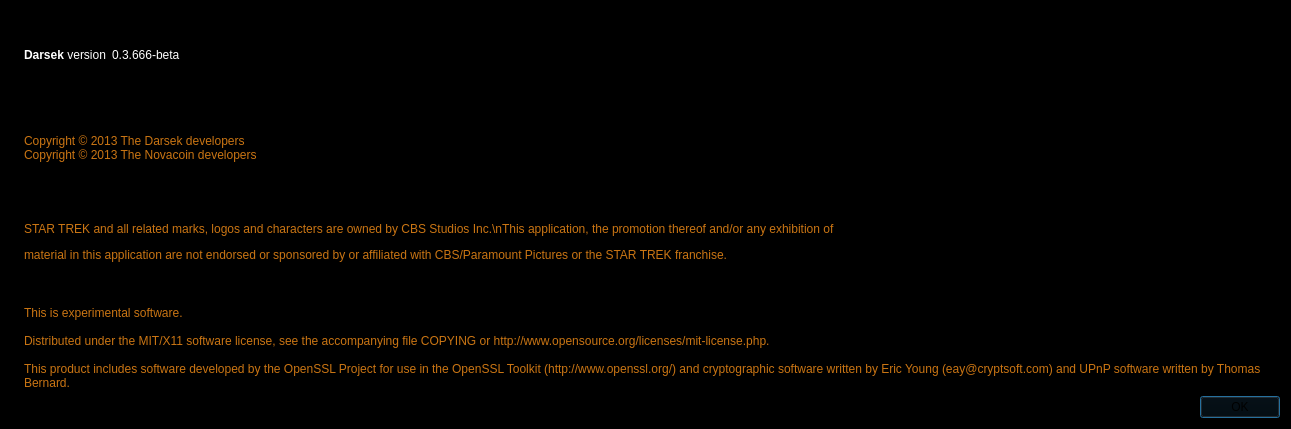
This is src/qt/forms/aboutdialog.ui in scificryptocoin/Darsek as Qt 5 draws it before an edit. The edited form follows.
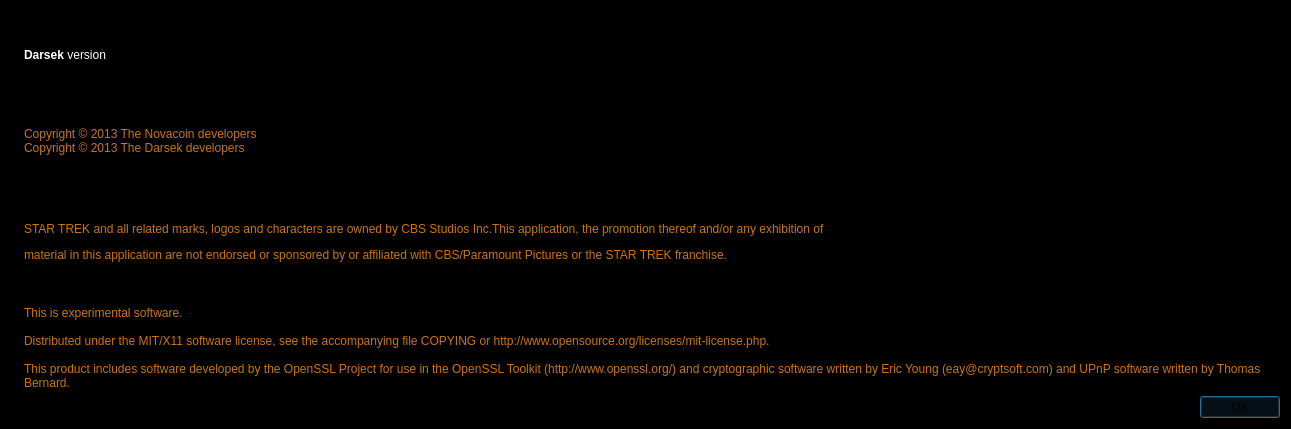
This is the edited form. Icons and pictures are not drawn.

The edit to the form file:
```diff
--- a/src/qt/forms/aboutdialog.ui
+++ b/src/qt/forms/aboutdialog.ui
@@ -242,7 +242,7 @@
           <cursorShape>IBeamCursor</cursorShape>
          </property>
          <property name="text">
-          <string notr="true">0.3.666-beta</string>
+          <string notr="true"/>
          </property>
          <property name="textInteractionFlags">
           <set>Qt::LinksAccessibleByMouse|Qt::TextSelectableByKeyboard|Qt::TextSelectableByMouse</set>
@@ -388,14 +388,15 @@
         <cursorShape>IBeamCursor</cursorShape>
        </property>
        <property name="autoFillBackground">
-        <bool>true</bool>
+        <bool>false</bool>
        </property>
        <property name="styleSheet">
         <string notr="true">background-color: rgb(0, 0, 0);</string>
        </property>
        <property name="text">
-        <string>Copyright © 2013 The Darsek developers
-Copyright © 2013 The Novacoin developers</string>
+        <string>Copyright © 2013 The Novacoin developers
+Copyright © 2013 The Darsek developers
+</string>
        </property>
        <property name="margin">
         <number>4</number>
@@ -411,7 +412,7 @@
      <item>
       <widget class="QLabel" name="label_3">
        <property name="autoFillBackground">
-        <bool>true</bool>
+        <bool>false</bool>
        </property>
        <property name="styleSheet">
         <string notr="true">
@@ -419,7 +420,7 @@
 color: rgb(202, 117, 19);</string>
        </property>
        <property name="text">
-        <string>&lt;html&gt;&lt;head/&gt;&lt;body&gt;&lt;p&gt;STAR TREK and all related marks, logos and characters are owned by CBS Studios Inc.\nThis application, the promotion thereof and/or any exhibition of&lt;/p&gt;&lt;p&gt;material in this application are not endorsed or sponsored by or affiliated with CBS/Paramount Pictures or the STAR TREK franchise.&lt;/p&gt;&lt;/body&gt;&lt;/html&gt;</string>
+        <string>&lt;html&gt;&lt;head/&gt;&lt;body&gt;&lt;p&gt;STAR TREK and all related marks, logos and characters are owned by CBS Studios Inc.This application, the promotion thereof and/or any exhibition of&lt;/p&gt;&lt;p&gt;material in this application are not endorsed or sponsored by or affiliated with CBS/Paramount Pictures or the STAR TREK franchise.&lt;/p&gt;&lt;/body&gt;&lt;/html&gt;</string>
        </property>
       </widget>
      </item>
```
Left out of the diff: 4 changed lines with no effect on the pictures.
